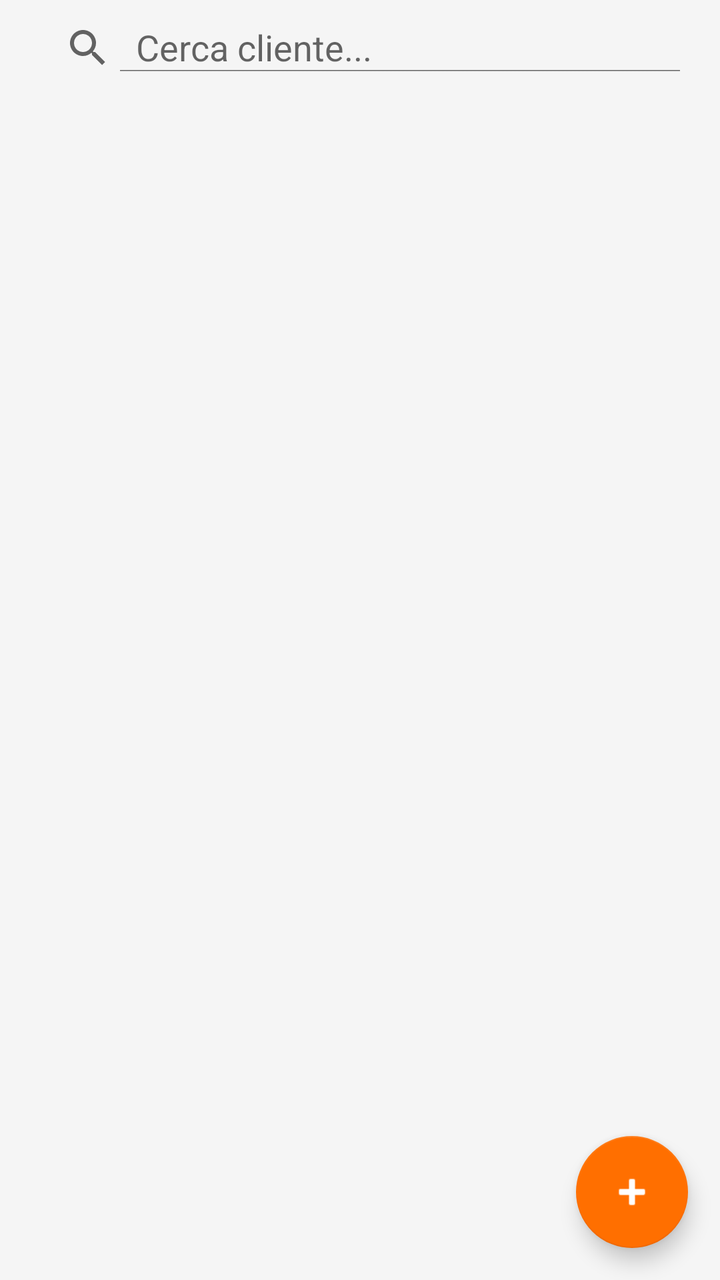
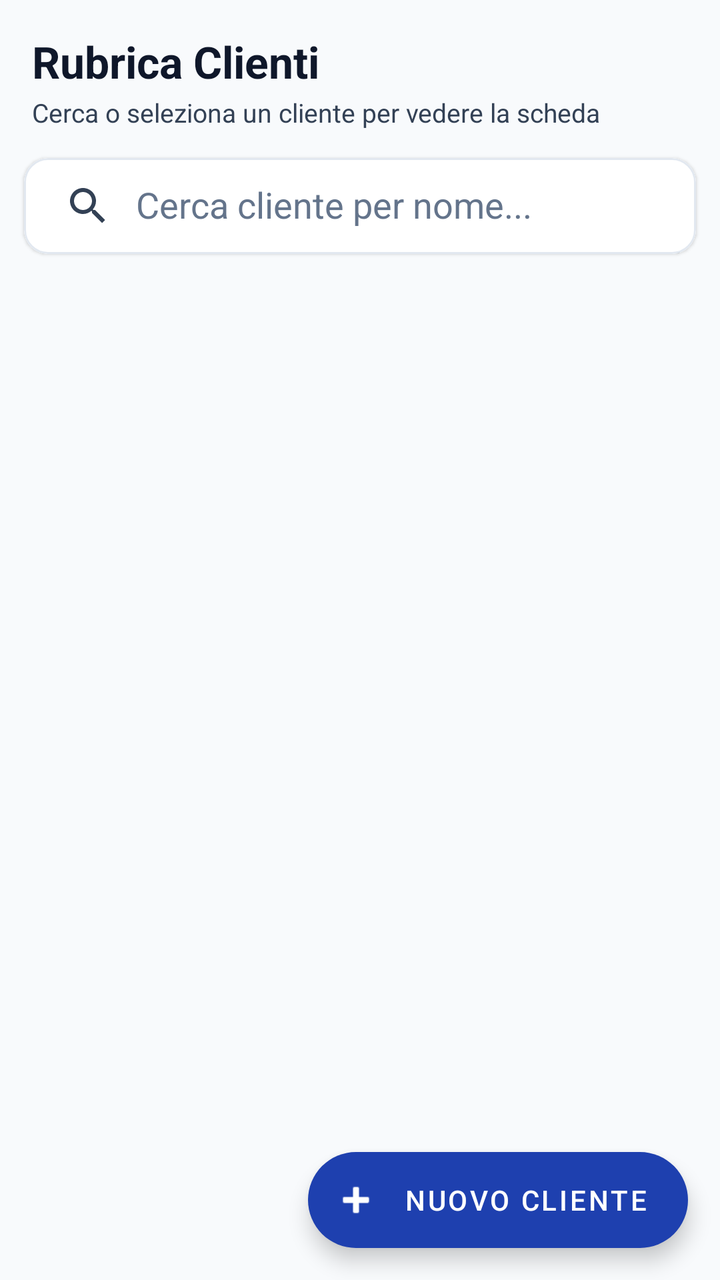

Before-and-after screenshots of an Android layout around one commit, followed by the original layout XML and the change that was made.
<!-- AndroidManifest.xml: application theme Theme.TechInterventionApp -->
<!-- res/layout/fragment_clients.xml -->
<?xml version="1.0" encoding="utf-8"?>
<androidx.coordinatorlayout.widget.CoordinatorLayout
    xmlns:android="http://schemas.android.com/apk/res/android"
    xmlns:app="http://schemas.android.com/apk/res-auto"
    android:layout_width="match_parent"
    android:layout_height="match_parent"
    android:background="@color/background">

    <LinearLayout
        android:layout_width="match_parent"
        android:layout_height="match_parent"
        android:orientation="vertical">

        <androidx.appcompat.widget.SearchView
            android:id="@+id/search_view"
            android:layout_width="match_parent"
            android:layout_height="wrap_content"
            android:padding="12dp"
            app:queryHint="Cerca cliente..."
            app:iconifiedByDefault="false" />

        <TextView
            android:id="@+id/tv_empty"
            android:layout_width="match_parent"
            android:layout_height="wrap_content"
            android:text="Nessun cliente trovato.\nPremi + per aggiungerne uno."
            android:gravity="center"
            android:padding="32dp"
            android:textColor="@color/text_secondary"
            android:visibility="gone" />

        <androidx.recyclerview.widget.RecyclerView
            android:id="@+id/rv_clients"
            android:layout_width="match_parent"
            android:layout_height="0dp"
            android:layout_weight="1"
            android:clipToPadding="false"
            android:paddingBottom="80dp"
            app:layoutManager="androidx.recyclerview.widget.LinearLayoutManager" />
    </LinearLayout>

    <com.google.android.material.floatingactionbutton.FloatingActionButton
        android:id="@+id/fab_add_client"
        android:layout_width="wrap_content"
        android:layout_height="wrap_content"
        android:layout_gravity="bottom|end"
        android:layout_margin="16dp"
        android:contentDescription="Aggiungi cliente"
        android:src="@android:drawable/ic_input_add" />

</androidx.coordinatorlayout.widget.CoordinatorLayout>
<!-- resources referenced by this layout -->
<resources>
  <color name="background">#F5F5F5</color>
  <color name="text_secondary">#757575</color>
  <style name="Theme.TechInterventionApp" parent="Theme.MaterialComponents.DayNight.NoActionBar">
          
          <item name="colorPrimary">@color/primary</item>
          <item name="colorPrimaryVariant">@color/primary_variant</item>
          <item name="colorOnPrimary">@color/white</item>
          <item name="colorSecondary">@color/secondary</item>
          <item name="colorSecondaryVariant">@color/secondary_variant</item>
          <item name="colorOnSecondary">@color/white</item>
          <item name="colorError">@color/error</item>
  
          
          <item name="android:colorBackground">@color/background</item>
          <item name="colorSurface">@color/surface</item>
          <item name="colorOnSurface">@color/on_surface</item>
  
          
          <item name="android:statusBarColor">@color/primary_variant</item>
      </style>
  <color name="primary">#1565C0</color>
  <color name="primary_variant">#003c8f</color>
  <color name="white">#FFFFFF</color>
  <color name="secondary">#FF6F00</color>
  <color name="secondary_variant">#c43e00</color>
  <color name="error">#B00020</color>
  <color name="surface">#FFFFFF</color>
  <color name="on_surface">#212121</color>
</resources>

<!-- the commit's change to res/layout/fragment_clients.xml (unified diff, before → after) -->
@@ -11,23 +11,86 @@
         android:layout_height="match_parent"
         android:orientation="vertical">
 
-        <androidx.appcompat.widget.SearchView
-            android:id="@+id/search_view"
+        
+        <LinearLayout
             android:layout_width="match_parent"
             android:layout_height="wrap_content"
-            android:padding="12dp"
-            app:queryHint="Cerca cliente..."
-            app:iconifiedByDefault="false" />
+            android:paddingHorizontal="16dp"
+            android:paddingTop="16dp"
+            android:paddingBottom="8dp"
+            android:orientation="vertical">
 
-        <TextView
+            <TextView
+                android:layout_width="wrap_content"
+                android:layout_height="wrap_content"
+                android:text="Rubrica Clienti"
+                android:textSize="22sp"
+                android:textStyle="bold"
+                android:textColor="@color/text_primary" />
+
+            <TextView
+                android:layout_width="wrap_content"
+                android:layout_height="wrap_content"
+                android:text="Cerca o seleziona un cliente per vedere la scheda"
+                android:textSize="13sp"
+                android:textColor="@color/text_secondary"
+                android:layout_marginTop="2dp" />
+        </LinearLayout>
+
+        
+        <com.google.android.material.card.MaterialCardView
+            android:layout_width="match_parent"
+            android:layout_height="wrap_content"
+            android:layout_marginHorizontal="12dp"
+            android:layout_marginVertical="6dp"
+            app:cardCornerRadius="12dp"
+            app:cardElevation="1dp"
+            app:strokeColor="@color/border_subtle"
+            app:strokeWidth="1dp">
+
+            <androidx.appcompat.widget.SearchView
+                android:id="@+id/search_view"
+                android:layout_width="match_parent"
+                android:layout_height="wrap_content"
+                app:queryHint="Cerca cliente per nome..."
+                app:iconifiedByDefault="false"
+                android:background="@color/surface" />
+        </com.google.android.material.card.MaterialCardView>
+
+        
+        <LinearLayout
             android:id="@+id/tv_empty"
             android:layout_width="match_parent"
             android:layout_height="wrap_content"
-            android:text="Nessun cliente trovato.\nPremi + per aggiungerne uno."
             android:gravity="center"
-            android:padding="32dp"
-            android:textColor="@color/text_secondary"
-            android:visibility="gone" />
+            android:orientation="vertical"
+            android:padding="40dp"
+            android:visibility="gone">
+
+            <TextView
+                android:layout_width="wrap_content"
+                android:layout_height="wrap_content"
+                android:text="📋"
+                android:textSize="48sp" />
+
+            <TextView
+                android:layout_width="wrap_content"
+                android:layout_height="wrap_content"
+                android:text="Nessun cliente registrato"
+                android:textSize="16sp"
+                android:textStyle="bold"
+                android:textColor="@color/text_primary"
+                android:layout_marginTop="12dp" />
+
+            <TextView
+                android:layout_width="wrap_content"
+                android:layout_height="wrap_content"
+                android:text="Premi il tasto + in basso a destra per aggiungere il tuo primo cliente."
+                android:textSize="13sp"
+                android:textColor="@color/text_secondary"
+                android:gravity="center"
+                android:layout_marginTop="4dp" />
+        </LinearLayout>
 
         <androidx.recyclerview.widget.RecyclerView
             android:id="@+id/rv_clients"
@@ -35,17 +98,21 @@
             android:layout_height="0dp"
             android:layout_weight="1"
             android:clipToPadding="false"
-            android:paddingBottom="80dp"
+            android:paddingTop="6dp"
+            android:paddingBottom="84dp"
             app:layoutManager="androidx.recyclerview.widget.LinearLayoutManager" />
     </LinearLayout>
 
-    <com.google.android.material.floatingactionbutton.FloatingActionButton
+    <com.google.android.material.floatingactionbutton.ExtendedFloatingActionButton
         android:id="@+id/fab_add_client"
         android:layout_width="wrap_content"
         android:layout_height="wrap_content"
         android:layout_gravity="bottom|end"
         android:layout_margin="16dp"
-        android:contentDescription="Aggiungi cliente"
-        android:src="@android:drawable/ic_input_add" />
+        android:text="Nuovo Cliente"
+        android:textColor="@color/white"
+        app:backgroundTint="@color/primary"
+        app:icon="@android:drawable/ic_input_add"
+        app:iconTint="@color/white" />
 
 </androidx.coordinatorlayout.widget.CoordinatorLayout>
<!-- resource entries referenced after the edit -->
@@ -1,8 +1,9 @@
 <!-- resources referenced by this layout -->
 <resources>
-  <color name="background">#F5F5F5</color>
-  <color name="text_secondary">#757575</color>
-  <style name="Theme.TechInterventionApp" parent="Theme.MaterialComponents.DayNight.NoActionBar">
+  <color name="background">#F8FAFC</color>
+  <color name="border_subtle">#E2E8F0</color>
+  <color name="text_secondary">#334155</color>
+  <style name="Theme.TechInterventionApp" parent="Theme.MaterialComponents.Light.NoActionBar">
           
           <item name="colorPrimary">@color/primary</item>
           <item name="colorPrimaryVariant">@color/primary_variant</item>
@@ -15,18 +16,41 @@
           
           <item name="android:colorBackground">@color/background</item>
           <item name="colorSurface">@color/surface</item>
-          <item name="colorOnSurface">@color/on_surface</item>
+          <item name="colorOnSurface">@color/text_primary</item>
   
           
-          <item name="android:statusBarColor">@color/primary_variant</item>
+          <item name="android:textColor">@color/text_primary</item>
+          <item name="android:textColorPrimary">@color/text_primary</item>
+          <item name="android:textColorSecondary">@color/text_secondary</item>
+          <item name="android:textColorHint">@color/text_muted</item>
+  
+          
+          <item name="android:statusBarColor">@color/background</item>
+          <item name="android:windowLightStatusBar">true</item>
+          <item name="android:navigationBarColor">@color/surface</item>
+          <item name="android:windowLightNavigationBar">true</item>
+  
+          
+          <item name="textInputStyle">@style/Widget.App.TextInputLayout</item>
       </style>
-  <color name="primary">#1565C0</color>
-  <color name="primary_variant">#003c8f</color>
+  <color name="primary">#1E40AF</color>
+  <color name="primary_variant">#172554</color>
   <color name="white">#FFFFFF</color>
-  <color name="secondary">#FF6F00</color>
-  <color name="secondary_variant">#c43e00</color>
-  <color name="error">#B00020</color>
+  <color name="secondary">#D97706</color>
+  <color name="secondary_variant">#B45309</color>
+  <color name="error">#DC2626</color>
+  <color name="text_muted">#64748B</color>
+  <style name="Widget.App.TextInputLayout" parent="Widget.MaterialComponents.TextInputLayout.OutlinedBox">
+          <item name="boxStrokeColor">@color/primary</item>
+          <item name="boxStrokeWidth">1.5dp</item>
+          <item name="boxCornerRadiusTopStart">12dp</item>
+          <item name="boxCornerRadiusTopEnd">12dp</item>
+          <item name="boxCornerRadiusBottomStart">12dp</item>
+          <item name="boxCornerRadiusBottomEnd">12dp</item>
+          <item name="hintTextColor">@color/primary</item>
+          <item name="android:textColorHint">@color/text_muted</item>
+      </style>
   <color name="surface">#FFFFFF</color>
-  <color name="on_surface">#212121</color>
+  <color name="text_primary">#0F172A</color>
 </resources>
 
